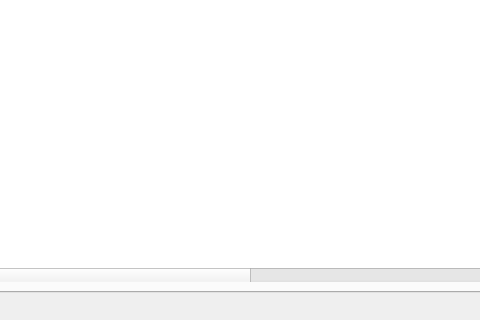
Old version of the form novamaine.ui in the repository KevenLucas025/ProjetoERP; both pictures show x 436 to 916 and y 500 to 820 of the 1445 by 820 pixel window.
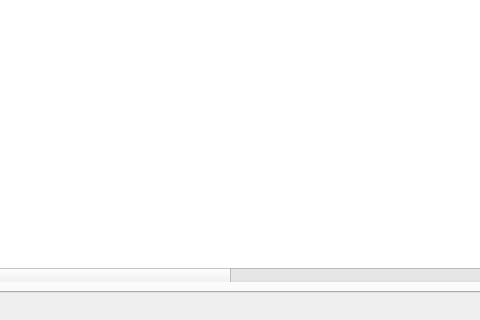
New version of the form. The open tabs and pages were chosen to show the change. Icons and pictures are not drawn.

Commit message: corrigir tabela de clientes fisicos, ver o método modo valor gasto e ver se está correto isso está no main.py e corrigir a tabela em clientes_juridicos primeiro

The edit to the form file:
```diff
--- a/novamaine.ui
+++ b/novamaine.ui
@@ -5240,6 +5240,11 @@
                    <string>Valor Gasto Total</string>
                   </property>
                  </column>
+                 <column>
+                  <property name="text">
+                   <string>Modo Valor Gasto</string>
+                  </property>
+                 </column>
                  <column>
                   <property name="text">
                    <string>Última Compra</string>
```
Left out of the diff: 50 changed lines with no effect on the pictures. The commit also changes 5 other files.
